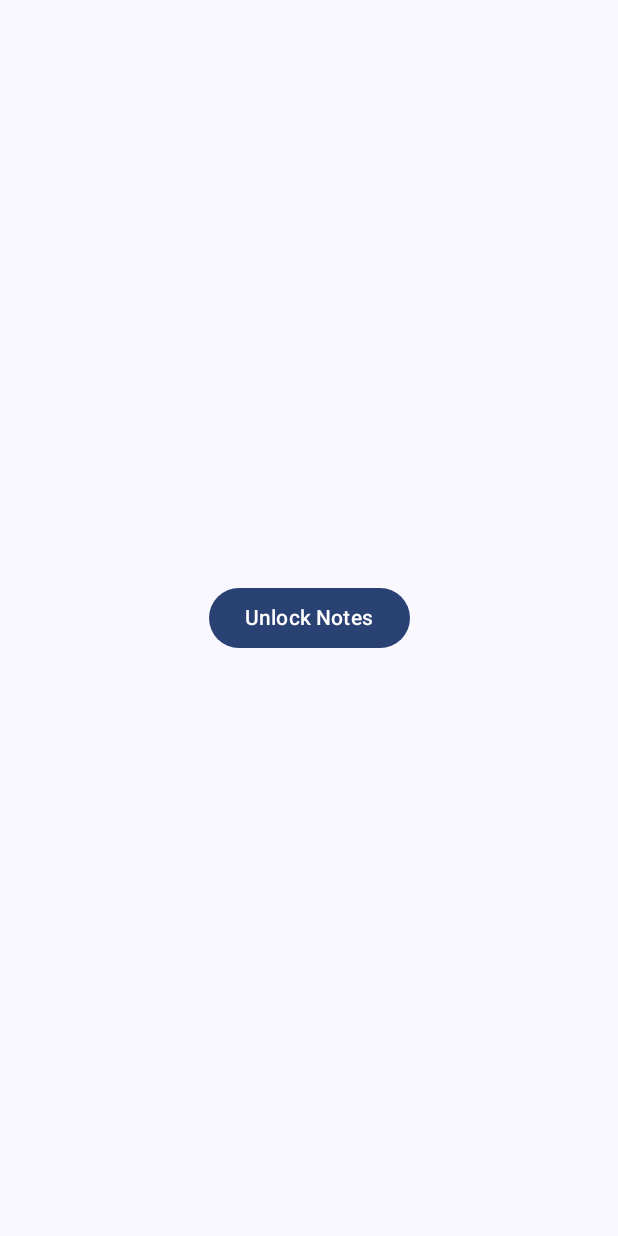
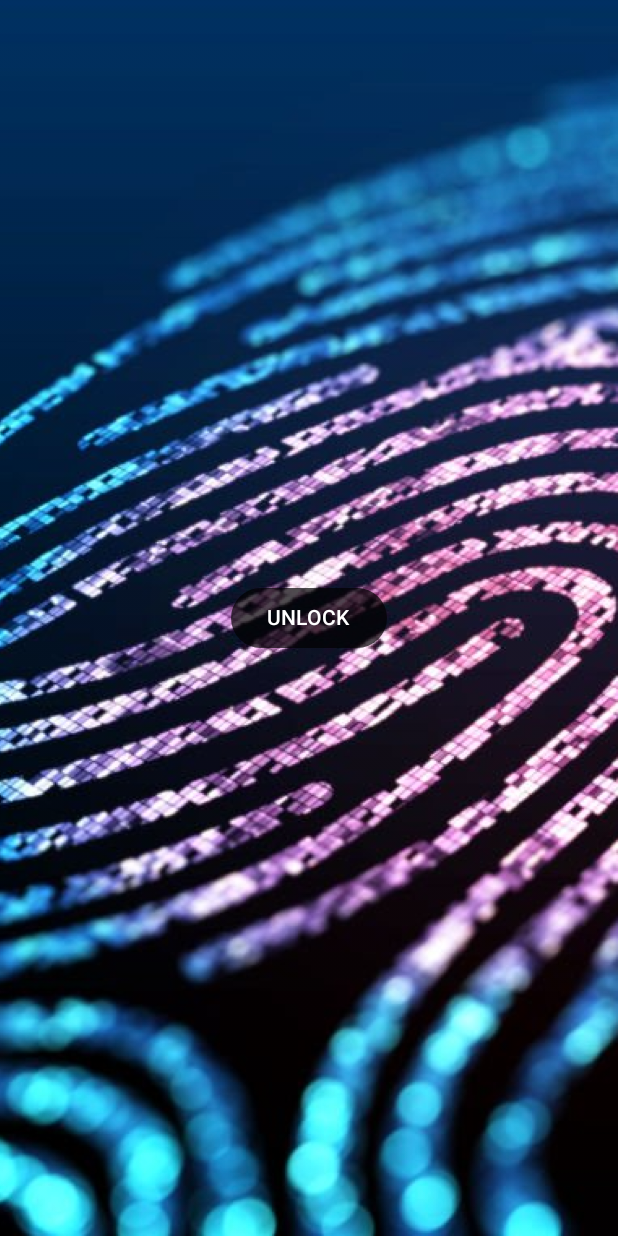
Before and after one commit to joshflugel/Iris-Touch-Secure-Notes, an Android app built with Jetpack Compose: the screen it shows after launch (MainActivity), on a phone screen of 412 x 824 dp. Run offline under Robolectric (Android 15) with nearby library versions, the phone set to English and light mode, and no system bars; our stand-ins replace Dagger/Hilt's generated code.

Commit message:
Add backround drawables, set up navigation to NoteScreen.

```diff
--- a/app/src/main/java/com/josh25/iristouchsecurenotes/MainActivity.kt
+++ b/app/src/main/java/com/josh25/iristouchsecurenotes/MainActivity.kt
@@ -10,6 +10,7 @@ import androidx.compose.foundation.layout.padding
 import androidx.compose.material3.Scaffold
 import androidx.compose.material3.Text
 import androidx.compose.runtime.Composable
+import androidx.compose.runtime.LaunchedEffect
 import androidx.compose.runtime.getValue
 import androidx.compose.runtime.mutableStateOf
 import androidx.compose.runtime.remember
@@ -21,6 +22,7 @@ import com.josh25.iristouchsecurenotes.presentation.screens.LoginScreen
 import com.josh25.iristouchsecurenotes.presentation.screens.NotesScreen
 import com.josh25.iristouchsecurenotes.ui.theme.IrisTouchSecureNotesTheme
 import dagger.hilt.android.AndroidEntryPoint
+import kotlinx.coroutines.delay
 
 @SuppressLint("UnusedMaterial3ScaffoldPaddingParameter")
 @AndroidEntryPoint
--- a/app/src/main/java/com/josh25/iristouchsecurenotes/data/auth/BiometricAuthManager.kt
+++ b/app/src/main/java/com/josh25/iristouchsecurenotes/data/auth/BiometricAuthManager.kt
@@ -1,7 +1,6 @@
 package com.josh25.iristouchsecurenotes.data.auth
 
 import android.content.Context
-import androidx.activity.ComponentActivity
 import androidx.biometric.BiometricPrompt
 import androidx.core.content.ContextCompat
 import androidx.fragment.app.FragmentActivity
@@ -40,9 +39,6 @@ class BiometricAuthManager @Inject constructor(
             }
         }
 
-       // val activity = context as? FragmentActivity
-            ?: throw IllegalArgumentException("Context must be a FragmentActivity")
-
         return BiometricPrompt(activity, executor, callback)
     }
 
--- a/app/src/main/java/com/josh25/iristouchsecurenotes/presentation/screens/LoginScreen.kt
+++ b/app/src/main/java/com/josh25/iristouchsecurenotes/presentation/screens/LoginScreen.kt
@@ -1,13 +1,20 @@
 package com.josh25.iristouchsecurenotes.presentation.screens
 
+import androidx.compose.foundation.Image
+import androidx.compose.foundation.background
 import androidx.compose.foundation.layout.*
 import androidx.compose.material3.*
 import androidx.compose.runtime.*
 import androidx.compose.ui.Alignment
 import androidx.compose.ui.Modifier
+import androidx.compose.ui.graphics.Color
+import androidx.compose.ui.graphics.painter.Painter
+import androidx.compose.ui.layout.ContentScale
 import androidx.compose.ui.platform.LocalContext
+import androidx.compose.ui.res.painterResource
 import androidx.hilt.navigation.compose.hiltViewModel
 import androidx.fragment.app.FragmentActivity
+import com.josh25.iristouchsecurenotes.R
 import com.josh25.iristouchsecurenotes.presentation.viewmodel.AuthViewModel
 
 @Composable
@@ -24,13 +31,25 @@ fun LoginScreen(
         }
     }
 
+    Image(
+        painter = painterResource(id = R.drawable.finger2),
+        "Background Image",
+        contentScale = ContentScale.Crop,
+        modifier = Modifier.fillMaxSize()
+        )
+
     Column(
         modifier = Modifier.fillMaxSize(),
         verticalArrangement = Arrangement.Center,
         horizontalAlignment = Alignment.CenterHorizontally
     ) {
-        Button(onClick = { viewModel.authenticate(context) }) {
-            Text("Unlock Notes")
+        Button(
+            onClick = { viewModel.authenticate(context) },
+            colors = ButtonDefaults.buttonColors(
+                containerColor = Color(0xB0000000),
+                contentColor = Color.White
+        ),) {
+            Text("UNLOCK", color = Color.White)
         }
     }
 }
```
Also changed, not shown: app/src/main/java/com/josh25/iristouchsecurenotes/presentation/screens/NotesScreen.kt (+39 -2 lines), app/src/main/java/com/josh25/iristouchsecurenotes/presentation/viewmodel/AuthViewModel.kt (line endings or trailing spaces), app/src/main/res/drawable/digitalid1.png (added), app/src/main/res/drawable/facial2.png (added), app/src/main/res/drawable/facial3.png (added), app/src/main/res/drawable/finger2.png (added), app/src/main/res/drawable/finger3.png (added), app/src/main/res/drawable/iris2.png (added), 7 other files.
